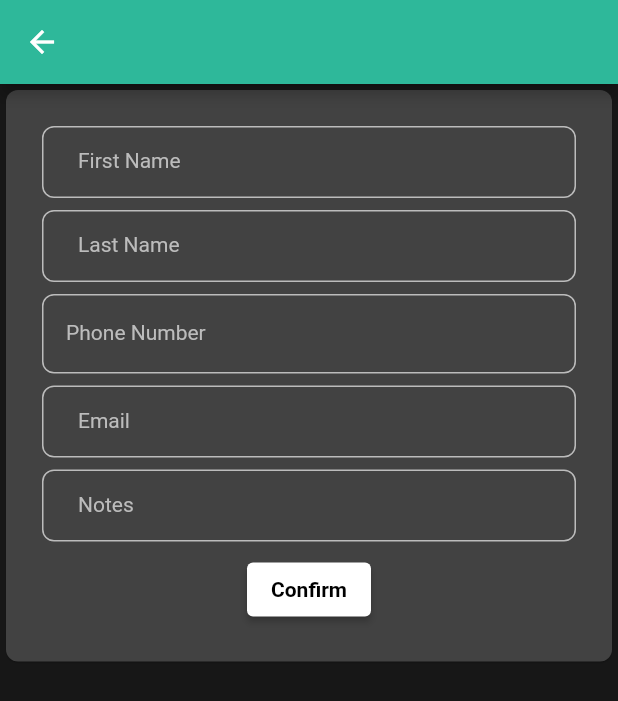
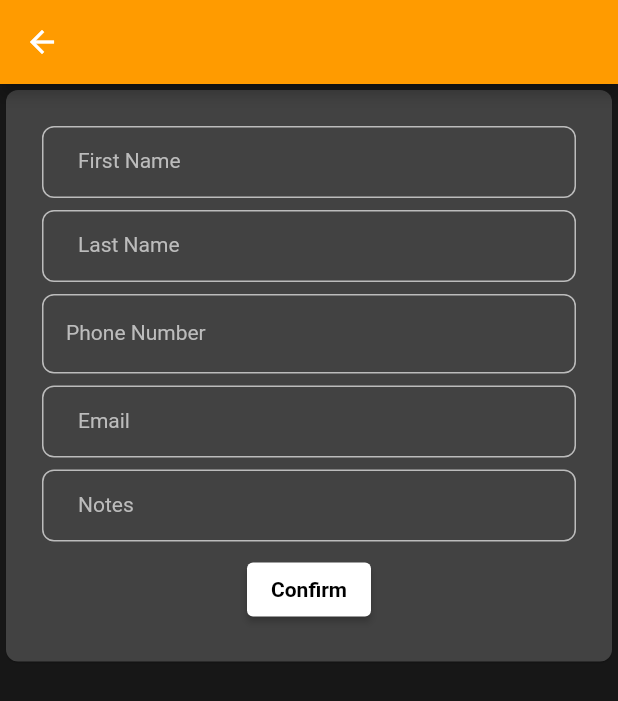
Before and after one commit to MahdiGharooni/contact_manager, a Flutter app: the screen it shows after launch, after a tap on "Add Contact", on a phone screen of 412 x 824 dp. Shown: the top 701 px of the screen. Run offline on Flutter 3.47's test engine with Material 2 defaults, Android fonts, the phone set to English and light mode, and no system bars; our stand-ins replace cached_network_image, connectivity_plus, equatable, flutter_bloc; network calls fail.

Commit message:
imp add contact scenario

```diff
--- a/lib/blocs/contact_manager_bloc/contact_manager_bloc.dart
+++ b/lib/blocs/contact_manager_bloc/contact_manager_bloc.dart
@@ -38,11 +38,10 @@ class ContactManagerBloc
         event.notes,
         event.image,
       );
-      if (res.statusCode == 200) {
-        contacts = res.data as List<Contact>;
-        yield GetAllContactsSuccessfulState(contacts: contacts);
+      if (res.statusCode == 201) {
+        yield const AddContactsSuccessfulState(msg: contactAddedSuccessfully);
       } else {
-        yield const GetAllContactsErrorState(msg: connectionError);
+        yield AddContactsErrorState(msg: res.message ?? connectionError);
       }
     }
   }
--- a/lib/blocs/contact_manager_bloc/contact_manager_state.dart
+++ b/lib/blocs/contact_manager_bloc/contact_manager_state.dart
@@ -34,4 +34,8 @@ class AddContactsErrorState extends ContactManagerState {
   final String msg;
 }
 
-class AddContactsSuccessfulState extends ContactManagerState {}
+class AddContactsSuccessfulState extends ContactManagerState {
+  const AddContactsSuccessfulState({required this.msg});
+
+  final String msg;
+}
--- a/lib/helpers/strings.dart
+++ b/lib/helpers/strings.dart
@@ -7,3 +7,4 @@ const String phoneIsMandatory = 'Phone Number Is Mandatory';
 const String emailIsMandatory = 'Email Is Mandatory';
 const String phoneIsNotValid = 'Phone Number Is Not Valid';
 const String emailIsNotValid = 'Email Is Not Valid';
+const String contactAddedSuccessfully = 'Contact Added Successfully';
--- a/lib/helpers/theme_manager.dart
+++ b/lib/helpers/theme_manager.dart
@@ -1,3 +1,4 @@
+import 'package:flutter/cupertino.dart';
 import 'package:flutter/material.dart';
 
 class ThemeManager {
@@ -7,8 +8,15 @@ class ThemeManager {
         iconTheme: IconThemeData(
           color: _darkGreyColor.shade900,
         ),
+        titleTextStyle: const TextStyle(
+          color: Colors.black87,
+          fontWeight: FontWeight.bold,
+          fontSize: 20,
+        ),
         color: accentColor,
       ),
+      floatingActionButtonTheme:
+          const FloatingActionButtonThemeData(backgroundColor: accentColor),
       dialogTheme: DialogTheme(
         titleTextStyle: TextStyle(
           color: _darkGreyColor.shade800,
@@ -153,8 +161,8 @@ class ThemeManager {
 
   static const Color primaryColor = Color.fromRGBO(44, 49, 54, 1.0);
   static const Color primaryColorLight = Color.fromRGBO(71, 79, 87, 1.0);
-  static const Color secondaryColor = Color.fromRGBO(255, 155, 0, 1.0);
-  static const Color accentColor = Color.fromRGBO(46, 184, 154, 1.0);
+  static const Color secondaryColor = Color.fromRGBO(46, 184, 154, 1.0);
+  static const Color accentColor = Color.fromRGBO(255, 155, 0, 1.0);
 
   static const MaterialColor _lightGreyColor = MaterialColor(0xFF959595, {
     50: Color(0xFFFFFFFF), //Scaffold/Page Background.
--- a/lib/pages/contact_add_page.dart
+++ b/lib/pages/contact_add_page.dart
@@ -1,11 +1,13 @@
 import 'package:contact_manager/blocs/blocs.dart';
 import 'package:contact_manager/blocs/contact_manager_bloc/contact_manager_bloc.dart';
+import 'package:contact_manager/helpers/theme_manager.dart';
+import 'package:contact_manager/helpers/widget_utils.dart';
 import 'package:contact_manager/widgets/text_form_fields/email_text_form_field.dart';
 import 'package:contact_manager/widgets/text_form_fields/name_text_form_field.dart';
 import 'package:contact_manager/widgets/text_form_fields/phone_text_form_field.dart';
 import 'package:flutter/material.dart';
 
-class ContactAddPage extends StatelessWidget {
+class ContactAddPage extends StatelessWidget with WidgetUtils {
   ContactAddPage({Key? key}) : super(key: key);
 
   final TextEditingController _firstNameController = TextEditingController();
@@ -19,7 +21,24 @@ class ContactAddPage extends StatelessWidget {
   Widget build(BuildContext context) {
     return Scaffold(
       appBar: AppBar(),
-      body: Card(
+      body: BlocListener<ContactManagerBloc, ContactManagerState>(
+        listener: (context, state) {
+          if (state is AddContactsLoadingState) {
+            showLoading(context);
+          }
+          if (state is AddContactsErrorState) {
+            hideLoading(context);
+            SnackBar(
+              content: Text(state.msg),
+              backgroundColor: ThemeManager.getTheme().errorColor,
+            );
+          }
+          if (state is AddContactsSuccessfulState) {
+            hideLoading(context);
+            Navigator.pop(context);
+          }
+        },
+        child: Card(
           child: SingleChildScrollView(
             child: Form(
               key: formKey,
@@ -47,6 +66,7 @@ class ContactAddPage extends StatelessWidget {
                   ElevatedButton(
                     onPressed: () {
                       if (formKey.currentState!.validate()) {
+                        FocusManager.instance.primaryFocus?.unfocus();
                         final ContactManagerBloc bloc =
                             BlocProvider.of<ContactManagerBloc>(context);
                         bloc.add(AddContactEvent(
@@ -66,6 +86,7 @@ class ContactAddPage extends StatelessWidget {
             padding: const EdgeInsets.all(24),
           ),
         ),
+      ),
     );
   }
 }
--- a/lib/pages/home_page.dart
+++ b/lib/pages/home_page.dart
@@ -1,4 +1,5 @@
 import 'package:contact_manager/blocs/blocs.dart';
+import 'package:contact_manager/helpers/theme_manager.dart';
 import 'package:contact_manager/models/contact.dart';
 import 'package:contact_manager/pages/contact_add_page.dart';
 import 'package:contact_manager/widgets/home_card_widget.dart';
@@ -35,7 +36,13 @@ class HomePage extends StatelessWidget {
           );
         },
         listener: (context, state) {
-          //todo
+          if (state is AddContactsSuccessfulState) {
+            SnackBar(
+              content: Text(state.msg),
+              backgroundColor: ThemeManager.secondaryColor,
+            );
+            _bloc.add(GetAllContactsEvent());
+          }
         },
       ),
       floatingActionButton: FloatingActionButton.extended(
--- a/lib/repositories/network_repository.dart
+++ b/lib/repositories/network_repository.dart
@@ -37,7 +37,7 @@ class NetworkRepository extends NetworkRepositoryBase {
       },
     );
 
-    if (res.statusCode == 200) {
+    if (res.statusCode == 201) {
       final List<dynamic> data = jsonDecode(res.body);
       return ResponseBase(data: data, statusCode: res.statusCode);
     } else {
--- a/lib/repositories/network_repository_base.dart
+++ b/lib/repositories/network_repository_base.dart
@@ -1,8 +1,7 @@
 import 'package:http/http.dart' as http;
-import 'package:http/http.dart';
 
 class NetworkRepositoryBase {
-  Future<Response> getJSON<T>({required String path}) async {
+  Future<http.Response> getJSON<T>({required String path}) async {
     final res = await http.get(
       Uri.parse('https://stdevtask3-0510.restdb.io/rest' + path),
       headers: {'APIKEY': 'a5b39dedacbffd95e1421020dae7c8b5ac3cc'},
--- a/lib/widgets/contact_avatar.dart
+++ b/lib/widgets/contact_avatar.dart
@@ -15,7 +15,7 @@ class ContactAvatar extends StatelessWidget {
     return ClipRRect(
       borderRadius: BorderRadius.circular(100.0),
       child: CachedNetworkImage(
-        imageUrl: url,
+        imageUrl: url.contains('http') ? url : '',
         cacheKey: url,
         fit: BoxFit.fill,
         height: size,
```
Also changed, not shown: lib/helpers/widget_utils.dart (added, +37 -0 lines), lib/widgets/general_loading_widget.dart (added, +18 -0 lines), lib/widgets/home_card_widget.dart (+11 -6 lines). Lines whose indentation alone changed are shown as unchanged.
